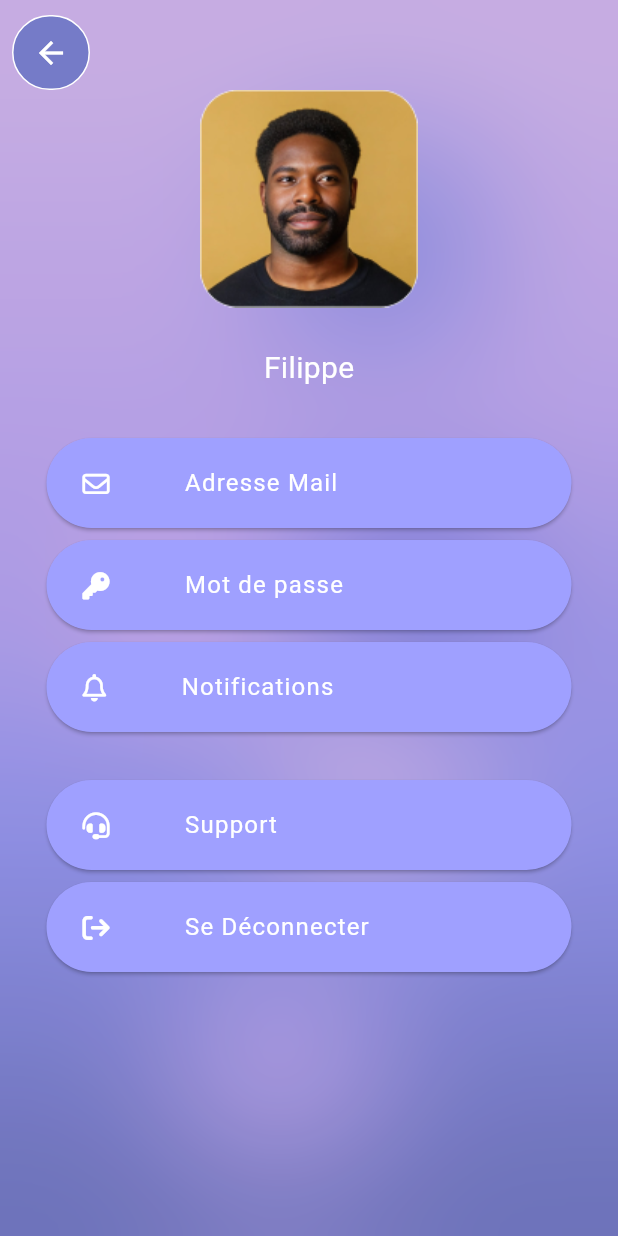
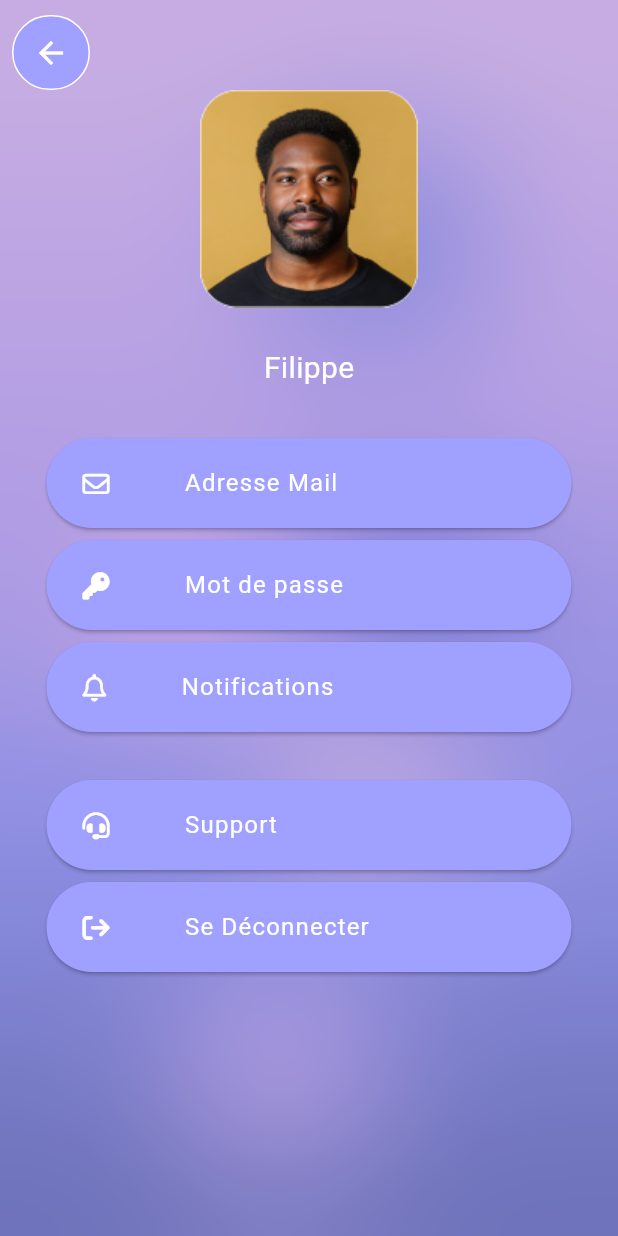
Before and after one commit to PetitBidule/learnverse, a Flutter app: the screen it shows after launch, on a phone screen of 412 x 824 dp. Run offline on Flutter 3.47's test engine with Material 3 defaults, Android fonts, the phone set to English and light mode, and no system bars; our stand-ins replace carousel_slider, font_awesome_flutter, smooth_page_indicator.

Commit message:
settings finished

```diff
--- a/lib/screen/settings.dart
+++ b/lib/screen/settings.dart
@@ -75,7 +75,7 @@ class Settings extends StatelessWidget {
                     width: 52.0,
                     decoration: BoxDecoration(
                         border: Border.all(color: Colors.white),
-                        color: Color.fromRGBO(117, 123, 200, 1),
+                        color: Color.fromRGBO(159, 160, 255, 1),
                         borderRadius: BorderRadius.circular(100)),
                     child: IconButton(
                       onPressed: () {},
```
